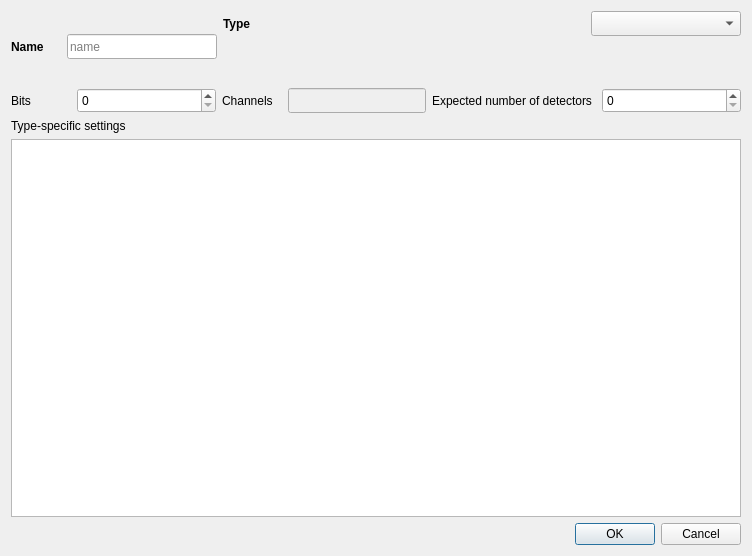
Qt form gui/daq/dialog_spectrum_template.ui (usnistgov/qpx-gamma) before a commit.
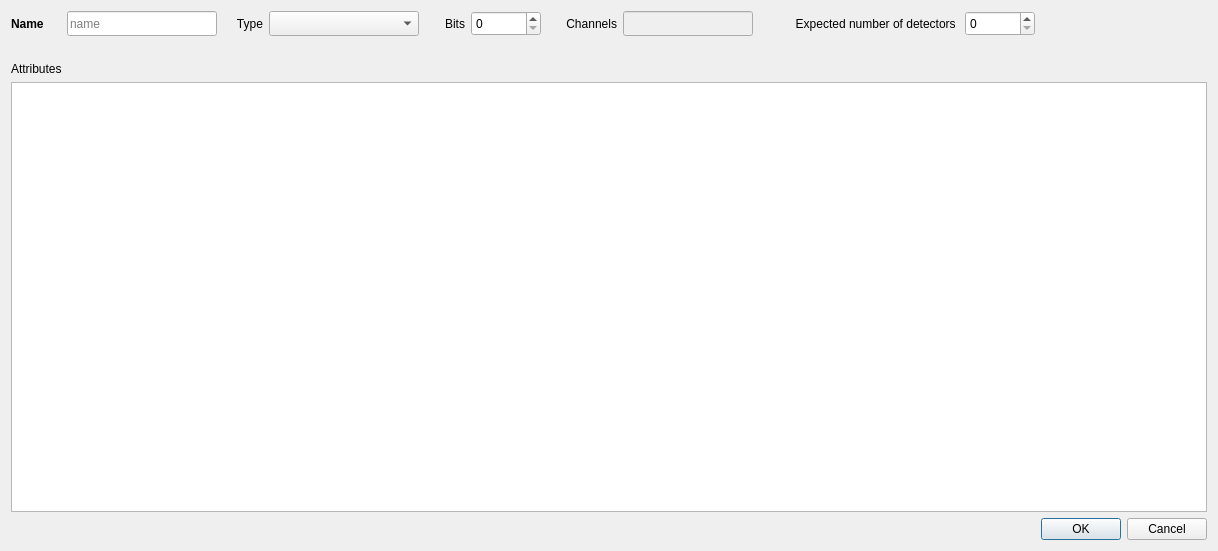
The same form after that commit. Icons and pictures are not drawn.

Commit message: spectrum attributes editing improved

```diff
--- a/gui/daq/dialog_spectrum_template.ui
+++ b/gui/daq/dialog_spectrum_template.ui
@@ -9,8 +9,8 @@
    <rect>
     <x>0</x>
     <y>0</y>
-    <width>752</width>
-    <height>556</height>
+    <width>1218</width>
+    <height>551</height>
    </rect>
   </property>
   <property name="focusPolicy">
@@ -27,7 +27,7 @@
    <bool>true</bool>
   </property>
   <layout class="QGridLayout" name="gridLayout">
-   <item row="5" column="0">
+   <item row="4" column="0">
     <widget class="QDialogButtonBox" name="buttonBox">
      <property name="orientation">
       <enum>Qt::Horizontal</enum>
@@ -37,12 +37,18 @@
      </property>
     </widget>
    </item>
+   <item row="2" column="0">
+    <widget class="QLabel" name="label_8">
+     <property name="text">
+      <string>Attributes</string>
+     </property>
+    </widget>
+   </item>
+   <item row="3" column="0">
+    <widget class="QTreeView" name="treeAttribs"/>
+   </item>
    <item row="0" column="0">
-    <layout class="QHBoxLayout" name="horizontalLayout_8">
-     <item>
-      <layout class="QVBoxLayout" name="verticalLayout">
-       <item>
-        <layout class="QHBoxLayout" name="horizontalLayout_7">
+    <layout class="QHBoxLayout" name="horizontalLayout_4">
          <item>
           <widget class="QLabel" name="label_2">
            <property name="sizePolicy">
@@ -57,6 +63,12 @@
              <height>25</height>
             </size>
            </property>
+       <property name="maximumSize">
+        <size>
+         <width>50</width>
+         <height>16777215</height>
+        </size>
+       </property>
            <property name="font">
             <font>
              <weight>75</weight>
@@ -71,7 +83,7 @@
          <item>
           <widget class="QLineEdit" name="lineName">
            <property name="sizePolicy">
-            <sizepolicy hsizetype="Minimum" vsizetype="Fixed">
+        <sizepolicy hsizetype="Maximum" vsizetype="Fixed">
              <horstretch>0</horstretch>
              <verstretch>0</verstretch>
             </sizepolicy>
@@ -84,7 +96,7 @@
            </property>
            <property name="maximumSize">
             <size>
-             <width>200</width>
+         <width>150</width>
              <height>16777215</height>
             </size>
            </property>
@@ -99,17 +111,6 @@
            </property>
           </widget>
          </item>
-        </layout>
-       </item>
-      </layout>
-     </item>
-     <item>
-      <layout class="QVBoxLayout" name="verticalLayout_3">
-       <item>
-        <layout class="QHBoxLayout" name="horizontalLayout_6">
-         <property name="sizeConstraint">
-          <enum>QLayout::SetMaximumSize</enum>
-         </property>
          <item>
           <widget class="QLabel" name="label">
            <property name="sizePolicy">
@@ -120,25 +121,34 @@
            </property>
            <property name="minimumSize">
             <size>
-             <width>50</width>
+         <width>40</width>
              <height>25</height>
             </size>
            </property>
+       <property name="maximumSize">
+        <size>
+         <width>40</width>
+         <height>16777215</height>
+        </size>
+       </property>
            <property name="font">
             <font>
-             <weight>75</weight>
-             <bold>true</bold>
+         <weight>50</weight>
+         <bold>false</bold>
             </font>
            </property>
            <property name="text">
             <string>Type</string>
            </property>
+       <property name="alignment">
+        <set>Qt::AlignRight|Qt::AlignTrailing|Qt::AlignVCenter</set>
+       </property>
           </widget>
          </item>
          <item>
           <widget class="QComboBox" name="comboType">
            <property name="sizePolicy">
-            <sizepolicy hsizetype="MinimumExpanding" vsizetype="Maximum">
+        <sizepolicy hsizetype="Maximum" vsizetype="Maximum">
              <horstretch>0</horstretch>
              <verstretch>0</verstretch>
             </sizepolicy>
@@ -157,76 +167,48 @@
            </property>
           </widget>
          </item>
-        </layout>
-       </item>
-       <item>
-        <widget class="QLabel" name="labelDescription">
-         <property name="sizePolicy">
-          <sizepolicy hsizetype="MinimumExpanding" vsizetype="Minimum">
-           <horstretch>0</horstretch>
-           <verstretch>0</verstretch>
-          </sizepolicy>
-         </property>
-         <property name="minimumSize">
-          <size>
-           <width>0</width>
-           <height>40</height>
-          </size>
-         </property>
-         <property name="text">
-          <string/>
-         </property>
-         <property name="alignment">
-          <set>Qt::AlignJustify|Qt::AlignTop</set>
-         </property>
-         <property name="wordWrap">
-          <bool>true</bool>
-         </property>
-        </widget>
-       </item>
-      </layout>
-     </item>
-    </layout>
-   </item>
-   <item row="3" column="0">
-    <widget class="QLabel" name="label_8">
-     <property name="text">
-      <string>Type-specific settings</string>
-     </property>
-    </widget>
-   </item>
-   <item row="4" column="0">
-    <widget class="QTreeView" name="treeAttribs"/>
-   </item>
-   <item row="1" column="0">
-    <layout class="QHBoxLayout" name="horizontalLayout_4">
      <item>
       <widget class="QLabel" name="label_3">
        <property name="minimumSize">
         <size>
-         <width>60</width>
+         <width>40</width>
          <height>25</height>
         </size>
        </property>
+       <property name="maximumSize">
+        <size>
+         <width>40</width>
+         <height>16777215</height>
+        </size>
+       </property>
        <property name="text">
         <string>Bits</string>
        </property>
+       <property name="alignment">
+        <set>Qt::AlignRight|Qt::AlignTrailing|Qt::AlignVCenter</set>
+       </property>
       </widget>
      </item>
      <item>
       <widget class="QSpinBox" name="spinBits">
        <property name="sizePolicy">
-        <sizepolicy hsizetype="MinimumExpanding" vsizetype="Fixed">
+        <sizepolicy hsizetype="Maximum" vsizetype="Fixed">
          <horstretch>0</horstretch>
          <verstretch>0</verstretch>
         </sizepolicy>
        </property>
        <property name="minimumSize">
         <size>
-         <width>100</width>
+         <width>70</width>
          <height>25</height>
         </size>
        </property>
+       <property name="maximumSize">
+        <size>
+         <width>70</width>
+         <height>16777215</height>
+        </size>
+       </property>
        <property name="maximum">
         <number>16</number>
        </property>
@@ -236,13 +218,22 @@
       <widget class="QLabel" name="label_7">
        <property name="minimumSize">
         <size>
-         <width>60</width>
+         <width>70</width>
          <height>25</height>
         </size>
        </property>
+       <property name="maximumSize">
+        <size>
+         <width>70</width>
+         <height>16777215</height>
+        </size>
+       </property>
        <property name="text">
         <string>Channels</string>
        </property>
+       <property name="alignment">
+        <set>Qt::AlignRight|Qt::AlignTrailing|Qt::AlignVCenter</set>
+       </property>
       </widget>
      </item>
      <item>
@@ -251,53 +242,106 @@
         <bool>false</bool>
        </property>
        <property name="sizePolicy">
-        <sizepolicy hsizetype="MinimumExpanding" vsizetype="Fixed">
+        <sizepolicy hsizetype="Maximum" vsizetype="Fixed">
          <horstretch>0</horstretch>
          <verstretch>0</verstretch>
         </sizepolicy>
        </property>
        <property name="minimumSize">
         <size>
-         <width>100</width>
+         <width>130</width>
          <height>25</height>
         </size>
        </property>
+       <property name="maximumSize">
+        <size>
+         <width>130</width>
+         <height>16777215</height>
+        </size>
+       </property>
       </widget>
      </item>
      <item>
       <widget class="QLabel" name="label_9">
        <property name="minimumSize">
         <size>
-         <width>60</width>
+         <width>200</width>
          <height>25</height>
         </size>
        </property>
+       <property name="maximumSize">
+        <size>
+         <width>200</width>
+         <height>16777215</height>
+        </size>
+       </property>
        <property name="text">
         <string>Expected number of detectors </string>
        </property>
+       <property name="alignment">
+        <set>Qt::AlignRight|Qt::AlignTrailing|Qt::AlignVCenter</set>
+       </property>
       </widget>
      </item>
      <item>
       <widget class="QSpinBox" name="spinDets">
        <property name="sizePolicy">
-        <sizepolicy hsizetype="MinimumExpanding" vsizetype="Fixed">
+        <sizepolicy hsizetype="Maximum" vsizetype="Fixed">
          <horstretch>0</horstretch>
          <verstretch>0</verstretch>
         </sizepolicy>
        </property>
        <property name="minimumSize">
         <size>
-         <width>100</width>
+         <width>70</width>
          <height>25</height>
         </size>
        </property>
+       <property name="maximumSize">
+        <size>
+         <width>70</width>
+         <height>16777215</height>
+        </size>
+       </property>
        <property name="maximum">
         <number>16</number>
        </property>
       </widget>
      </item>
+     <item>
+      <widget class="QLabel" name="label_4">
+       <property name="text">
+        <string/>
+       </property>
+      </widget>
+     </item>
     </layout>
    </item>
+   <item row="1" column="0">
+    <widget class="QLabel" name="labelDescription">
+     <property name="sizePolicy">
+      <sizepolicy hsizetype="MinimumExpanding" vsizetype="Maximum">
+       <horstretch>0</horstretch>
+       <verstretch>0</verstretch>
+      </sizepolicy>
+     </property>
+     <property name="minimumSize">
+      <size>
+       <width>0</width>
+       <height>10</height>
+      </size>
+     </property>
+     <property name="text">
+      <string/>
+     </property>
+     <property name="alignment">
+      <set>Qt::AlignJustify|Qt::AlignTop</set>
+     </property>
+     <property name="wordWrap">
+      <bool>true</bool>
+     </property>
+    </widget>
+   </item>
   </layout>
  </widget>
  <resources/>
```
Lines whose indentation alone changed are shown as unchanged. The commit also changes 26 other files.
